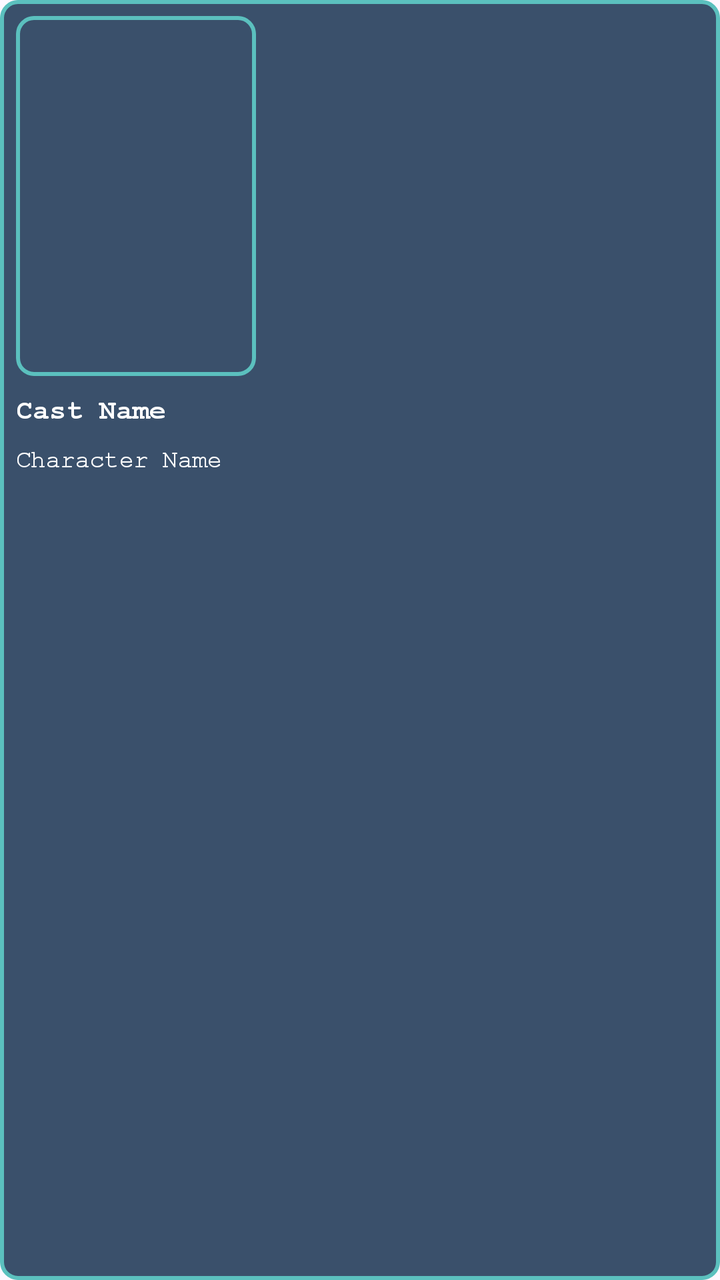
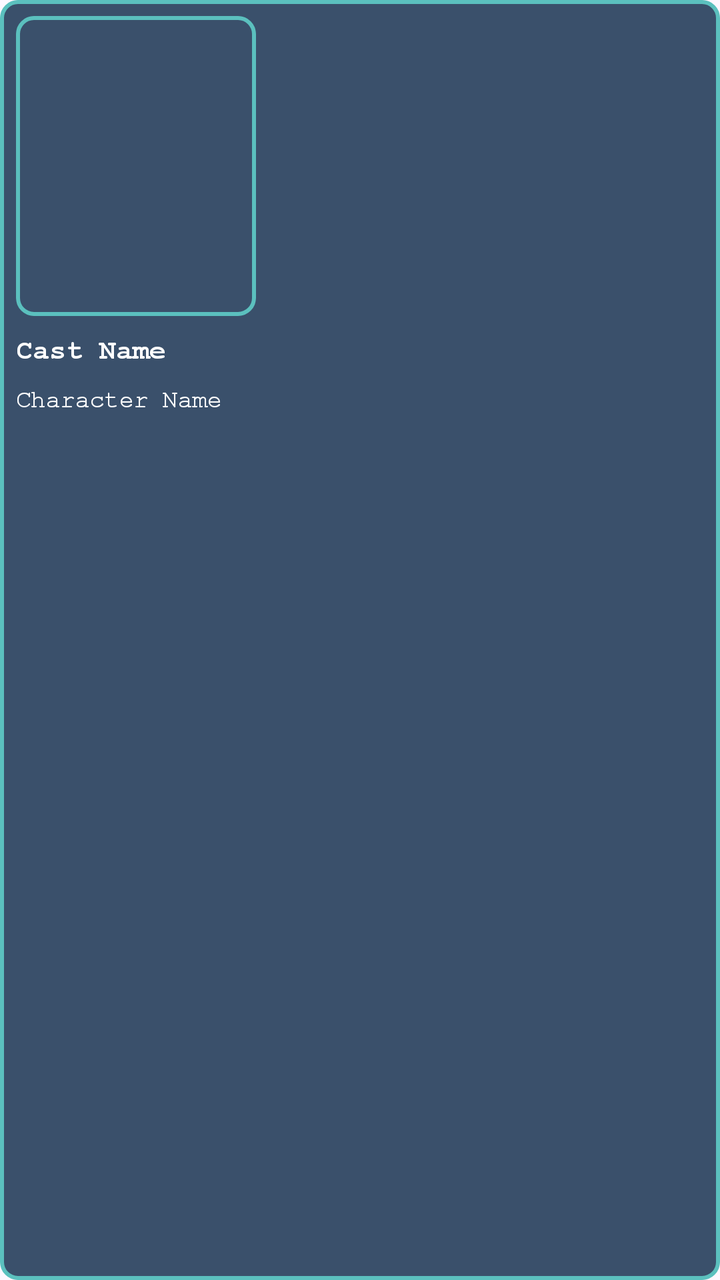

Screens rendered from an Android XML layout before and after an edit, with the pre-edit source and the edit as a unified diff.
<!-- AndroidManifest.xml: application theme Theme.DailyMovie -->
<!-- res/layout/item_credit.xml -->
<?xml version="1.0" encoding="utf-8"?>
<LinearLayout xmlns:android="http://schemas.android.com/apk/res/android"
    android:layout_width="wrap_content"
    android:layout_height="wrap_content"
    android:orientation="vertical"
    android:padding="8dp"
    android:background="@drawable/container_rounded_border"
    android:clipToOutline="true">

    <ImageView
        android:id="@+id/imgCastProfile"
        android:layout_width="120dp"
        android:layout_height="180dp"
        android:scaleType="centerCrop"
        android:contentDescription="Cast Profile"
        android:fontFamily="@font/courier_bold"
        android:background="@drawable/image_rounded_border"
        android:clipToOutline="true"/>

    <TextView
        android:id="@+id/txtCastName"
        android:layout_width="120dp"
        android:layout_height="wrap_content"
        android:textSize="14sp"
        android:paddingTop="4dp"
        android:text="Cast Name"
        android:fontFamily="@font/courier_bold"
        android:maxLines="1"
        android:ellipsize="end"
        android:textColor="@color/white"/>

    <TextView
        android:id="@+id/txtCharacterName"
        android:layout_width="120dp"
        android:layout_height="wrap_content"
        android:textSize="12sp"
        android:paddingTop="2dp"
        android:text="Character Name"
        android:maxLines="1"
        android:ellipsize="end"
        android:textColor="@color/white"
        android:textStyle="bold"/>
</LinearLayout>
<!-- resources referenced by this layout -->
<resources>
  <color name="white">#FFFFFFFF</color>
  <!-- drawable container_rounded_border (drawable) -->
  <?xml version="1.0" encoding="utf-8"?>
  <shape xmlns:android="http://schemas.android.com/apk/res/android">
      <solid android:color="@color/colorAccent"/>
      <corners android:radius="8dp"/>
      <stroke android:width="2dp" android:color="@color/colorPrimaryDark"/>
  </shape>
  <!-- drawable image_rounded_border (drawable) -->
  <?xml version="1.0" encoding="utf-8"?>
  <shape xmlns:android="http://schemas.android.com/apk/res/android">
      <solid android:color="@android:color/transparent"/>
      <corners android:radius="8dp"/>
      <stroke android:width="2dp" android:color="@color/colorPrimaryDark"/>
  </shape>
  <style name="Theme.DailyMovie" parent="Base.Theme.DailyMovie" />
  <color name="colorAccent">#3a506b</color>
  <color name="colorPrimaryDark">#5bc0be</color>
  <style name="Base.Theme.DailyMovie" parent="Theme.Material3.DayNight.NoActionBar">
          
          
          <item name="colorPrimary">@color/colorAccent</item>
          <item name="android:fontFamily">@font/courier</item>
  
      </style>
</resources>

<!-- the commit's change to res/layout/item_credit.xml (unified diff, before → after) -->
@@ -9,8 +9,8 @@
 
     <ImageView
         android:id="@+id/imgCastProfile"
-        android:layout_width="120dp"
-        android:layout_height="180dp"
+        android:layout_width="@dimen/foto_persona_ancho"
+        android:layout_height="@dimen/foto_persona_alto"
         android:scaleType="centerCrop"
         android:contentDescription="Cast Profile"
         android:fontFamily="@font/courier_bold"
@@ -19,7 +19,7 @@
 
     <TextView
         android:id="@+id/txtCastName"
-        android:layout_width="120dp"
+        android:layout_width="@dimen/foto_persona_ancho"
         android:layout_height="wrap_content"
         android:textSize="14sp"
         android:paddingTop="4dp"
@@ -31,7 +31,7 @@
 
     <TextView
         android:id="@+id/txtCharacterName"
-        android:layout_width="120dp"
+        android:layout_width="@dimen/foto_persona_ancho"
         android:layout_height="wrap_content"
         android:textSize="12sp"
         android:paddingTop="2dp"
<!-- resource entries referenced after the edit -->
@@ -1,6 +1,8 @@
 <!-- resources referenced by this layout -->
 <resources>
   <color name="white">#FFFFFFFF</color>
+  <dimen name="foto_persona_alto">150dp</dimen>
+  <dimen name="foto_persona_ancho">120dp</dimen>
   <!-- drawable container_rounded_border (drawable) -->
   <?xml version="1.0" encoding="utf-8"?>
   <shape xmlns:android="http://schemas.android.com/apk/res/android">
